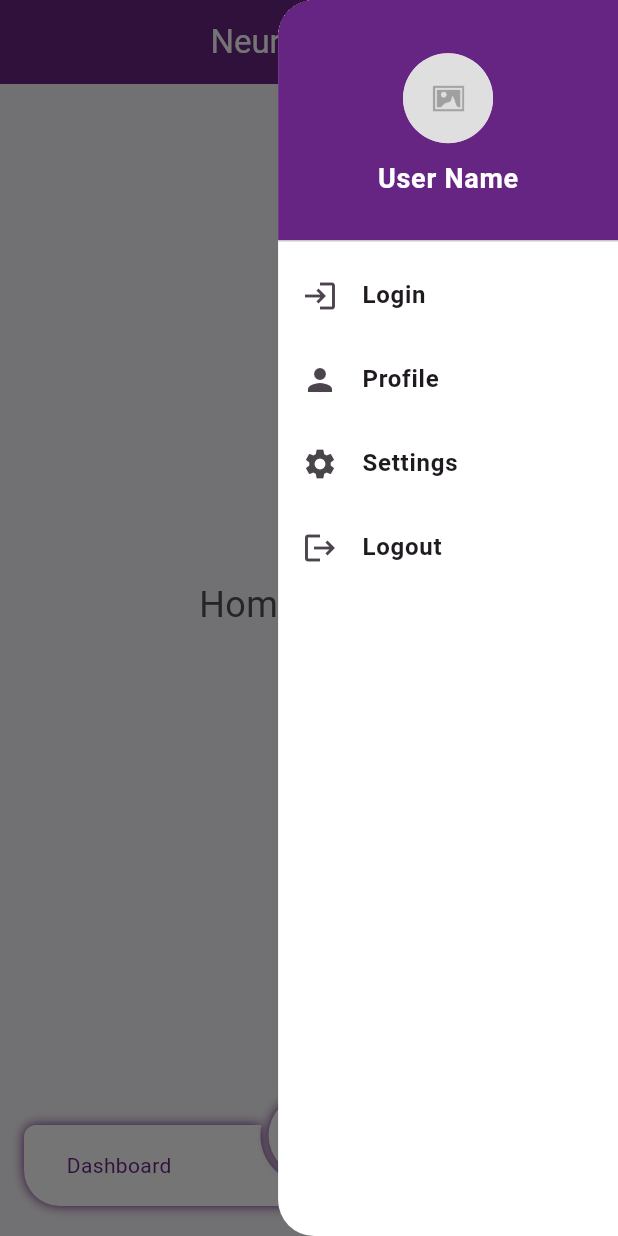
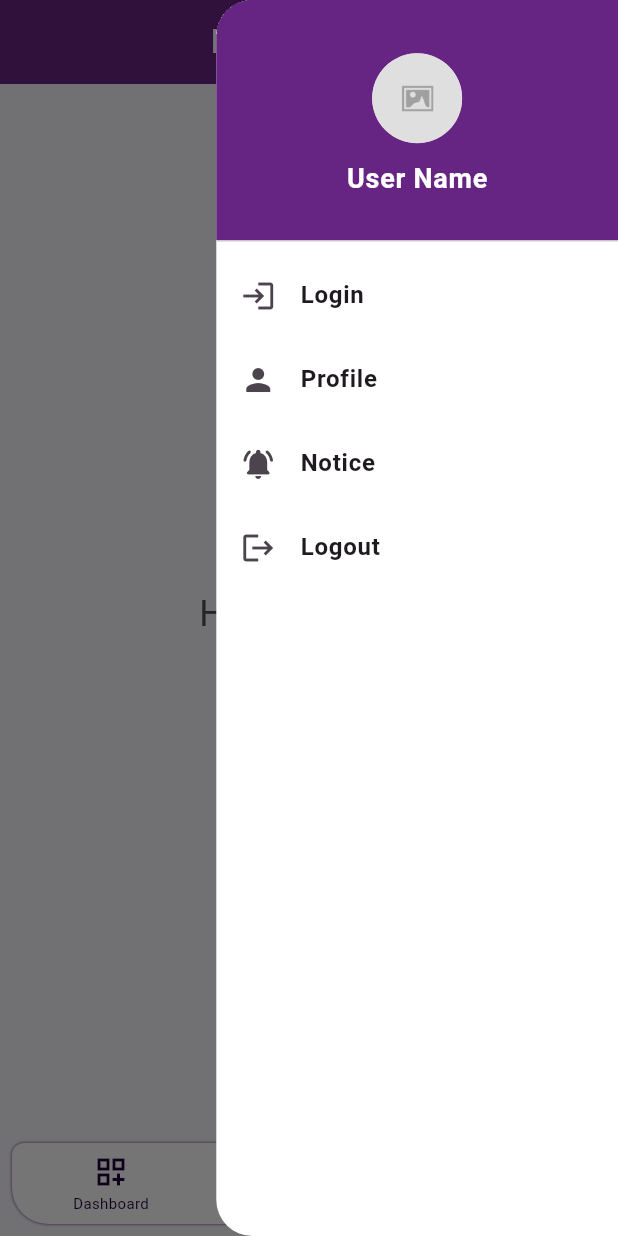
Before and after one commit to medigeneit/neuron_medi_exam, a Flutter app: the screen it shows after launch, with the side drawer open, on a phone screen of 412 x 824 dp. Run offline on Flutter 3.47's test engine with Material 3 defaults, Android fonts, the phone set to English and light mode, and no system bars; drawn by our look-alikes of circle_nav_bar; our stand-ins replace connectivity_plus, get, loading_animation_widget, logger, shared_preferences; missing offline and left inert: in_app_update; statements that could not run were skipped.

Commit message:
auth screen

```diff
--- a/lib/presentation/screens/navbar_screen.dart
+++ b/lib/presentation/screens/navbar_screen.dart
@@ -1,4 +1,5 @@
 import 'package:flutter/material.dart';
+import 'package:get/get.dart';
 import 'package:medi_exam/presentation/screens/dashboard_screen.dart';
 import 'package:medi_exam/presentation/screens/home_screen.dart';
 import 'package:medi_exam/presentation/screens/profile_screen.dart';
@@ -12,10 +13,8 @@ class NavBarScreen extends StatefulWidget {
   State<NavBarScreen> createState() => _NavBarScreenState();
 }
 
-class _NavBarScreenState extends State<NavBarScreen>
-    with SingleTickerProviderStateMixin {
-  int _currentIndex = 1; // Start with home as the default
-  late PageController _pageController;
+class _NavBarScreenState extends State<NavBarScreen> {
+  late int _currentIndex; // Start with home as the default
 
   final List<Widget> _screens = [
     const Dashboard(),
@@ -26,13 +25,14 @@ class _NavBarScreenState extends State<NavBarScreen>
   @override
   void initState() {
     super.initState();
-    _pageController = PageController(initialPage: _currentIndex);
+    _currentIndex = Get.arguments ?? 1; // Get initial index (default to 1)
   }
 
-  @override
-  void dispose() {
-    _pageController.dispose();
-    super.dispose();
+  void _onNavBarTap(int index) {
+    if (index == _currentIndex) return; // Avoid unnecessary updates
+    setState(() {
+      _currentIndex = index;
+    });
   }
 
   String _getTitle(int index) {
@@ -52,20 +52,14 @@ class _NavBarScreenState extends State<NavBarScreen>
   Widget build(BuildContext context) {
     return CommonScaffold(
       title: _getTitle(_currentIndex),
-      body: PageView(
-        controller: _pageController,
-        physics: const NeverScrollableScrollPhysics(),
+      body: IndexedStack(
+        index: _currentIndex,
         children: _screens,
       ),
       showDrawer: true,
       bottomNavigationBar: CustomNavBar(
         currentIndex: _currentIndex,
-        onTap: (index) {
-          setState(() {
-            _currentIndex = index;
-            _pageController.jumpToPage(index);
-          });
-        },
+        onTap: _onNavBarTap,
       ),
     );
   }
--- a/lib/presentation/screens/registration_screen.dart
+++ b/lib/presentation/screens/registration_screen.dart
@@ -2,6 +2,7 @@ import 'package:flutter/material.dart';
 import 'package:flutter/services.dart';
 import 'package:get/get.dart';
 import 'package:medi_exam/presentation/utils/app_colors.dart';
+import 'package:medi_exam/presentation/utils/assets_path.dart';
 import 'package:medi_exam/presentation/utils/routes.dart';
 
 class RegistrationScreen extends StatefulWidget {
@@ -121,7 +122,7 @@ class _RegistrationScreenState extends State<RegistrationScreen> {
                           mainAxisSize: MainAxisSize.min,
                           children: [
                             const SizedBox(height: 8),
-                            Icon(Icons.person_add_alt_1_rounded, size: 48, color: cs.primary),
+                            Image.asset(AssetsPath.appLogo),
                             const SizedBox(height: 12),
                             Text(
                               'Create your account',
@@ -220,7 +221,7 @@ class _RegistrationScreenState extends State<RegistrationScreen> {
                               validator: (v) {
                                 final value = (v ?? '').trim();
                                 if (value.isEmpty) return 'Enter your BMDC number';
-                                if (value.length < 4) return 'BMDC number seems too short';
+                                if (value.length < 6) return 'BMDC number seems too short';
                                 return null;
                               },
                             ),
--- a/lib/presentation/utils/routes.dart
+++ b/lib/presentation/utils/routes.dart
@@ -1,6 +1,7 @@
 import 'package:get/get.dart';
 import 'package:medi_exam/presentation/screens/login_screen.dart';
 import 'package:medi_exam/presentation/screens/navbar_screen.dart';
+import 'package:medi_exam/presentation/screens/profile_screen.dart';
 import 'package:medi_exam/presentation/screens/registration_screen.dart';
 import 'package:medi_exam/presentation/screens/splash_screen.dart';
 
@@ -60,5 +61,9 @@ final List<GetPage> appRoutes = [
     name: RouteNames.registration,
     page: () => const RegistrationScreen(),
   ),
+  GetPage(
+    name: RouteNames.profile,
+    page: () => const ProfileScreen(),
+  ),
 
 ];
--- a/lib/presentation/utils/sizes.dart
+++ b/lib/presentation/utils/sizes.dart
@@ -13,7 +13,7 @@ class Sizes {
     // Typically, drawer width is 70-80% of screen width on mobile
     // You can adjust these values as needed
     if (width < 600) {
-      return width * 0.55; // 75% of screen width on small devices
+      return width * 0.65; // 65% of screen width on small devices
     } else {
       return 400; // Fixed width for tablets/desktops
     }
--- a/lib/presentation/widgets/custom_drawer.dart
+++ b/lib/presentation/widgets/custom_drawer.dart
@@ -58,12 +58,13 @@ class CustomDrawer extends StatelessWidget {
             title: const Text('Profile'),
             onTap: () {
               Navigator.pop(context);
+              Get.offAllNamed(RouteNames.navBar, arguments: 2);
               // Navigate to profile screen
             },
           ),
           ListTile(
-            leading: const Icon(Icons.settings),
-            title: const Text('Settings'),
+            leading: const Icon(Icons.notifications_on_rounded),
+            title: const Text('Notice'),
             onTap: () {
               Navigator.pop(context);
               // Navigate to settings screen
@@ -74,6 +75,7 @@ class CustomDrawer extends StatelessWidget {
             title: const Text('Logout'),
             onTap: () {
               Navigator.pop(context);
+              Get.toNamed(RouteNames.support);
               // Handle logout
             },
           ),
--- a/lib/presentation/widgets/custom_nav_bar.dart
+++ b/lib/presentation/widgets/custom_nav_bar.dart
@@ -1,6 +1,7 @@
 import 'package:circle_nav_bar/circle_nav_bar.dart';
 import 'package:flutter/material.dart';
 import 'package:medi_exam/presentation/utils/app_colors.dart';
+import 'package:medi_exam/presentation/utils/sizes.dart';
 
 class CustomNavBar extends StatelessWidget {
   final int currentIndex;
@@ -16,29 +17,52 @@ class CustomNavBar extends StatelessWidget {
   Widget build(BuildContext context) {
     return CircleNavBar(
       activeIcons: const [
-        Icon(Icons.dashboard_outlined, color: AppColor.primaryColor),
-        Icon(Icons.home_outlined, color: AppColor.primaryColor),
-        Icon(Icons.person_outline, color: AppColor.primaryColor),
+        Icon(Icons.dashboard_customize_rounded, color: AppColor.whiteColor),
+        Icon(Icons.home_rounded, color: AppColor.whiteColor),
+        Icon(Icons.person, color: AppColor.whiteColor),
       ],
-      inactiveIcons: const [
-        Text("Dashboard", style: TextStyle(color: AppColor.primaryColor)),
-        Text("Home", style: TextStyle(color: AppColor.primaryColor)),
-        Text("Profile", style: TextStyle(color: AppColor.primaryColor)),
+      inactiveIcons:  [
+        Column(
+          mainAxisAlignment: MainAxisAlignment.center,
+          children: [
+            Icon(Icons.dashboard_customize_outlined, color: AppColor.primaryTextColor),
+            SizedBox(height: 2), // Space between icon and text
+            Text("Dashboard", style: TextStyle(color: AppColor.primaryTextColor, fontSize: Sizes.verySmallText(context))),
+          ],
+        ),
+        Column(
+          mainAxisAlignment: MainAxisAlignment.center,
+          children: [
+            Icon(Icons.home_outlined, color: AppColor.primaryTextColor),
+            SizedBox(height: 2), // Space between icon and text
+            Text("Home", style: TextStyle(color: AppColor.primaryTextColor, fontSize: Sizes.verySmallText(context))),
+          ],
+        ),
+        Column(
+          mainAxisAlignment: MainAxisAlignment.center,
+          children: [
+            Icon(Icons.person_outline, color: AppColor.primaryTextColor),
+            SizedBox(height: 2), // Space between icon and text
+            Text("Profile", style: TextStyle(color: AppColor.primaryTextColor, fontSize: Sizes.verySmallText(context))),
+          ],
+        ),
       ],
+      circleColor: AppColor.primaryColor,
       color: AppColor.whiteColor,
       height: 54,
       circleWidth: 54,
       activeIndex: currentIndex,
       onTap: onTap,
-      padding: const EdgeInsets.only(left: 16, right: 16, bottom: 20),
+      padding: const EdgeInsets.only(left: 8, right: 8, bottom: 8),
       cornerRadius: const BorderRadius.only(
         topLeft: Radius.circular(8),
         topRight: Radius.circular(8),
         bottomRight: Radius.circular(24),
         bottomLeft: Radius.circular(24),
+
       ),
       shadowColor: AppColor.primaryColor,
-      elevation: 6,
+      elevation: 1,
     );
   }
 }
```
Also changed, not shown: lib/presentation/screens/login_screen.dart (+8 -9 lines).
